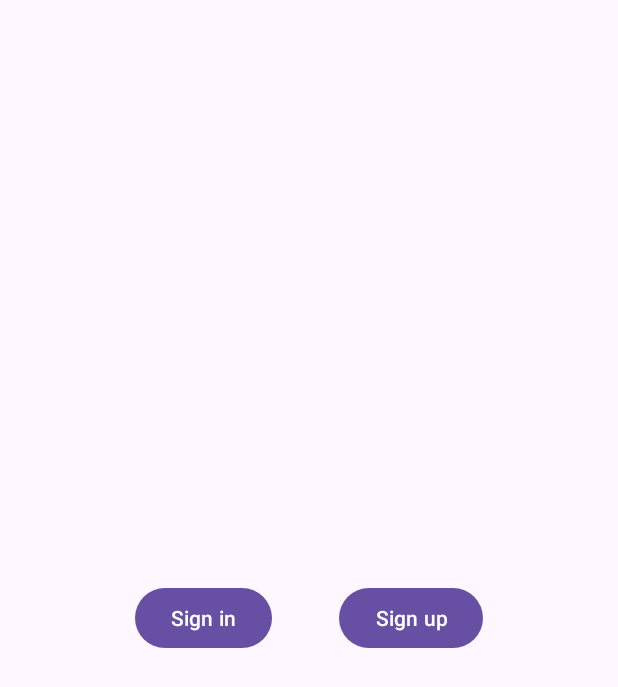
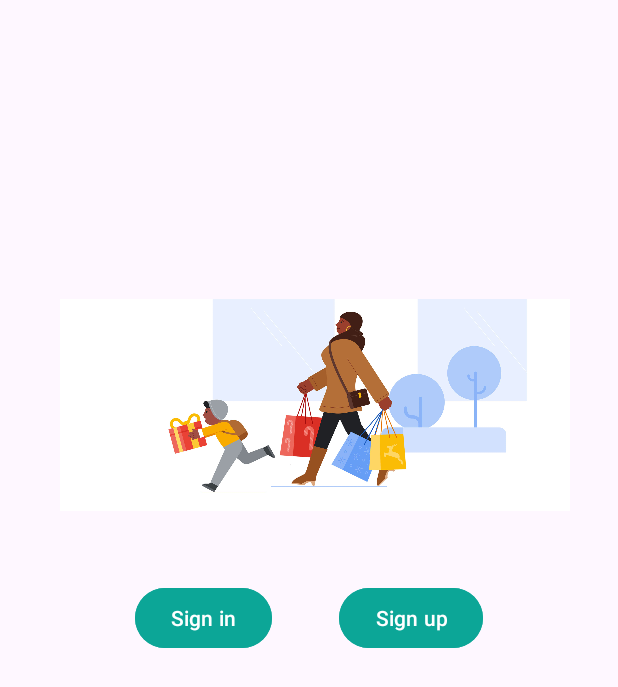
Before and after one commit to Soumyakant18/Echo_Buy, an Android app: the screen it shows after launch (MainActivity), on a phone screen of 412 x 824 dp. Shown: the top 687 px of the screen. Run offline under Robolectric (Android 15) with nearby library versions, the phone set to English and light mode, and no system bars.

```diff
--- a/app/src/main/res/layout/activity_main.xml
+++ b/app/src/main/res/layout/activity_main.xml
@@ -4,7 +4,18 @@
     xmlns:tools="http://schemas.android.com/tools"
     android:layout_width="match_parent"
     android:layout_height="match_parent"
+    android:backgroundTint="@color/white"
     tools:context=".MainActivity">
+
+    <ImageView
+        android:layout_width="340dp"
+        android:layout_height="340dp"
+        android:layout_alignParentTop="true"
+        android:layout_marginLeft="40dp"
+        android:src="@drawable/running"
+        android:layout_marginTop="100dp">
+
+    </ImageView>
 
     <Button
         android:id="@+id/signin"
@@ -15,6 +26,7 @@
         android:layout_centerVertical="true"
         android:layout_marginStart="90dp"
         android:layout_marginLeft="90dp"
+        android:backgroundTint="@color/lightgreen"
         android:text="Sign in">
 
     </Button>
@@ -26,6 +38,7 @@
         android:layout_alignParentRight="true"
         android:layout_centerVertical="true"
         android:layout_marginRight="90dp"
+        android:backgroundTint="@color/lightgreen"
         android:text="Sign up">
 
     </Button>
```
Also changed, not shown: app/src/main/res/drawable/running.jpg (added).
